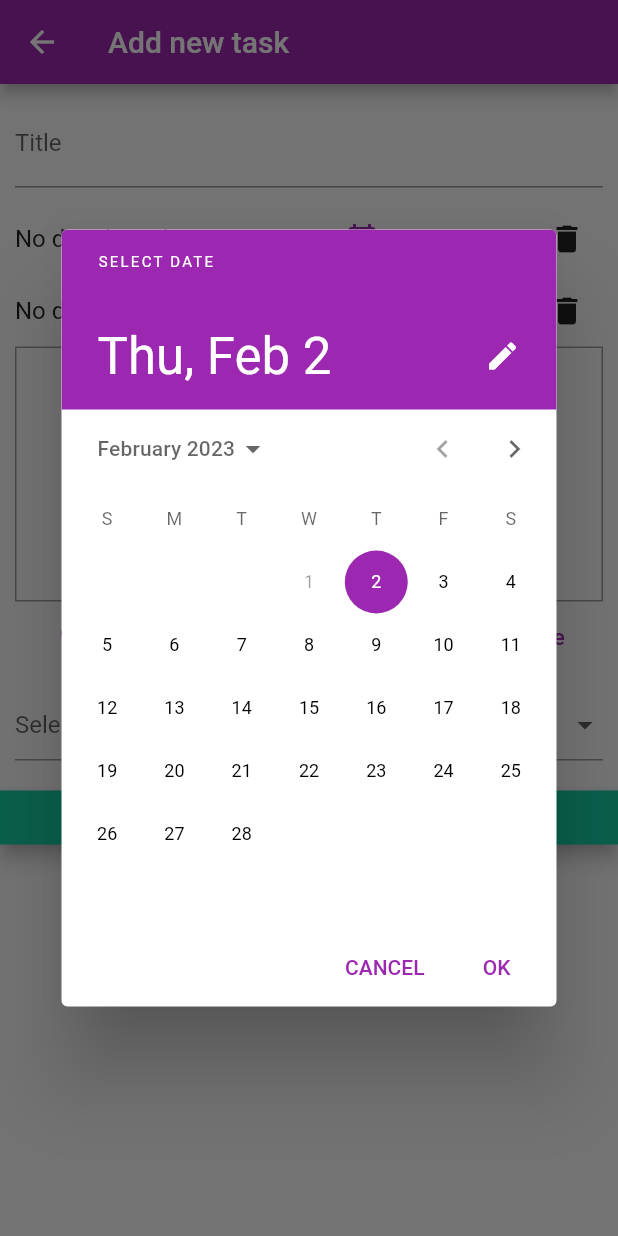
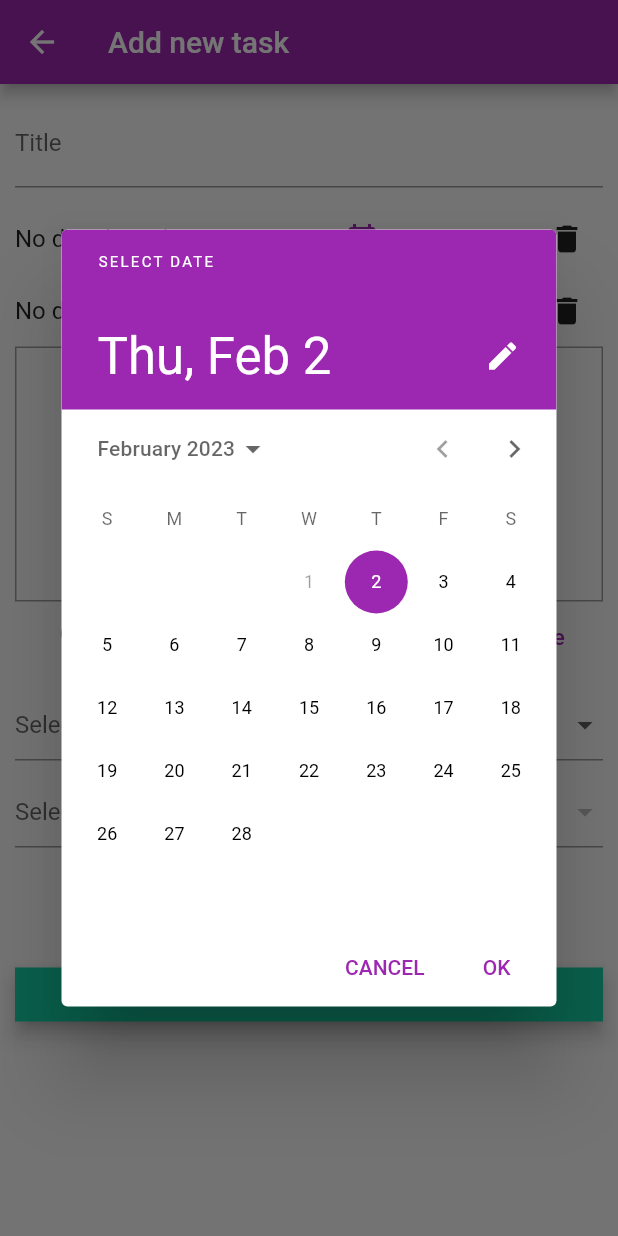
Before and after one commit to MocanuAlexandra/PlanifyApp, a Flutter app: the AddEditTaskScreen screen opened by its route, after a tap on "Choose time", on a phone screen of 412 x 824 dp. Run offline on Flutter 3.47's test engine with Material 2 defaults, Android fonts, the light colour scheme and no system bars; our stand-ins replace cloud_firestore, firebase_auth, firebase_core, flutter_form_builder, flutter_typeahead, form_builder_validators and 3 more; missing offline and left inert: google_maps_webservice_ex, month_picker_dialog_2; accounts and stored records are empty.

Commit message:
User can add a task in a certain category (Can't create a category yet) + Added in Drawer a scaffold for displaying the categories

```diff
--- a/planify_app/lib/database/database_helper.dart
+++ b/planify_app/lib/database/database_helper.dart
@@ -7,6 +7,33 @@ import '../models/task.dart';
 import '../models/task_address.dart';
 
 class DBHelper {
+  // function for fetching categories from the database from the connected user
+  static Future<List<Map<String, dynamic>>> fetchCategories() async {
+    final user = FirebaseAuth.instance.currentUser;
+
+    //get the categories from the connected user
+    final categories = await FirebaseFirestore.instance
+        .collection('users')
+        .doc(user!.uid)
+        .collection('categories')
+        .get();
+
+    //check if there is no categories
+    if (categories.docs.isEmpty) {
+      return [];
+    }
+
+    //convert the categories to a list of maps
+    final categoriesList = categories.docs.map((category) {
+      return {
+        'id': category.id,
+        'name': category['name'],
+      };
+    }).toList();
+
+    return categoriesList;
+  }
+
   // function for fetching tasks from the database from the connected user
   static Future<List<Map<String, dynamic>>> fetchTasks() async {
     final user = FirebaseAuth.instance.currentUser;
@@ -36,6 +63,7 @@ class DBHelper {
         'priority': Utility.stringToPriorityEnum(task['priority']),
         'isDone': task['isDone'],
         'isDeleted': task['isDeleted'],
+        'category': task['category'],
       };
     }).toList();
 
@@ -71,6 +99,12 @@ class DBHelper {
       updatedDueDate = newTask.dueDate!.toIso8601String();
     }
 
+    //check if user picked a category
+    String updatedCategory = 'No category';
+    if (newTask.category != null) {
+      updatedCategory = newTask.category!;
+    }
+
     //add the task in the tasks collection of the connected user
     await FirebaseFirestore.instance
         .collection('users')
@@ -86,6 +120,7 @@ class DBHelper {
       'priority': Utility.priorityEnumToString(newTask.priority),
       'isDone': false,
       'isDeleted': false,
+      'category': updatedCategory,
     });
   }
 
@@ -147,6 +182,7 @@ class DBHelper {
       'priority': Utility.priorityEnumToString(editedTask.priority),
       'isDone': editedTask.isDone,
       'isDeleted': editedTask.isDeleted,
+      'category': editedTask.category,
     });
   }
 
--- /dev/null
+++ b/planify_app/lib/models/category.dart
@@ -0,0 +1,9 @@
+class Category {
+  final String? id;
+  final String? name;
+
+  Category({
+    this.id,
+    this.name,
+  });
+}
--- a/planify_app/lib/models/task.dart
+++ b/planify_app/lib/models/task.dart
@@ -13,6 +13,7 @@ class Task {
   final Priority? priority;
   bool isDone;
   bool isDeleted;
+  final String? category;
 
   Task({
     this.id,
@@ -23,5 +24,6 @@ class Task {
     this.priority,
     this.isDone = false,
     this.isDeleted = false,
+    this.category,
   });
 }
--- /dev/null
+++ b/planify_app/lib/providers/categories.dart
@@ -0,0 +1,25 @@
+import 'package:flutter/material.dart';
+
+import '../database/database_helper.dart';
+import '../models/category.dart';
+
+class Categories with ChangeNotifier {
+  List<Category> _categories = [];
+
+  List<Category> get categoriesList {
+    return [..._categories];
+  }
+
+  Future<void> fetchCategories() async {
+    final categoriesData = await DBHelper.fetchCategories();
+
+    _categories = categoriesData.map(
+      (category) {
+        return Category(
+          id: category['id'],
+          name: category['name'],
+        );
+      },
+    ).toList();
+  }
+}
--- a/planify_app/lib/providers/tasks.dart
+++ b/planify_app/lib/providers/tasks.dart
@@ -42,6 +42,7 @@ class Tasks with ChangeNotifier {
           priority: task['priority'],
           isDone: task['isDone'],
           isDeleted: task['isDeleted'],
+          category: task['category'],
         );
       },
     ).toList();
--- a/planify_app/lib/screens/task/add_new_task_screen.dart
+++ b/planify_app/lib/screens/task/add_new_task_screen.dart
@@ -1,8 +1,10 @@
 import 'package:flutter/material.dart';
 import 'package:flutter_form_builder/flutter_form_builder.dart';
 import 'package:form_builder_validators/form_builder_validators.dart';
+import 'package:planify_app/providers/categories.dart';
 import 'package:provider/provider.dart';
 
+import '../../models/category.dart';
 import '../agenda/overall_agenda_screen.dart';
 import '../../database/database_helper.dart';
 import '../../models/task.dart';
@@ -30,6 +32,7 @@ class _AddEditTaskScreenState extends State<AddEditTaskScreen> {
     priority: null,
     isDone: false,
     isDeleted: false,
+    category: null,
   );
   var _initValues = {
     'title': '',
@@ -39,6 +42,7 @@ class _AddEditTaskScreenState extends State<AddEditTaskScreen> {
     'priority': null,
     'isDone': false,
     'isDeleted': false,
+    'category': null,
   };
 
   var _isInit = true;
@@ -59,6 +63,7 @@ class _AddEditTaskScreenState extends State<AddEditTaskScreen> {
           'priority': _editedTask.priority,
           'isDone': _editedTask.isDone,
           'isDeleted': _editedTask.isDeleted,
+          'category': _editedTask.category,
         };
       }
     }
@@ -87,6 +92,7 @@ class _AddEditTaskScreenState extends State<AddEditTaskScreen> {
           time: _editedTask.time,
           priority: _editedTask.priority,
           isDone: _editedTask.isDone,
+          category: _editedTask.category,
         );
       },
     );
@@ -124,6 +130,7 @@ class _AddEditTaskScreenState extends State<AddEditTaskScreen> {
                   time: _editedTask.time,
                   priority: _editedTask.priority,
                   isDone: _editedTask.isDone,
+                  category: _editedTask.category,
                 );
               });
             },
@@ -164,6 +171,7 @@ class _AddEditTaskScreenState extends State<AddEditTaskScreen> {
                   time: null,
                   priority: _editedTask.priority,
                   isDone: _editedTask.isDone,
+                  category: _editedTask.category,
                 );
               });
             },
@@ -223,12 +231,53 @@ class _AddEditTaskScreenState extends State<AddEditTaskScreen> {
             time: _editedTask.time,
             priority: value,
             isDone: _editedTask.isDone,
+            category: _editedTask.category,
           );
         });
       },
       hint: const Text(
         'Select priority',
         style: TextStyle(fontSize: 16),
+      ),
+    );
+  }
+
+  FutureBuilder<void> categoryField(BuildContext context) {
+    return FutureBuilder(
+      future: _fetchCategories(context),
+      builder: (context, snapshot) =>
+          snapshot.connectionState == ConnectionState.waiting
+              ? const Center(
+                  child: CircularProgressIndicator(),
+                )
+              : DropdownButtonFormField<String>(
+                  value: _editedTask.category,
+                  onChanged: (String? value) {
+                    setState(() {
+                      _editedTask = Task(
+                        id: _editedTask.id,
+                        title: _editedTask.title,
+                        dueDate: _editedTask.dueDate,
+                        address: _editedTask.address,
+                        time: _editedTask.time,
+                        priority: _editedTask.priority,
+                        isDone: _editedTask.isDone,
+                        category: value,
+                      );
+                    });
+                  },
+                  items: Provider.of<Categories>(context)
+                      .categoriesList
+                      .map<DropdownMenuItem<String>>((Category category) {
+                    return DropdownMenuItem<String>(
+                      value: category.name,
+                      child: Text(category.name!),
+                    );
+                  }).toList(),
+                  hint: const Text(
+                    'Select category',
+                    style: TextStyle(fontSize: 16),
+                  ),
                 ),
     );
   }
@@ -288,6 +337,8 @@ class _AddEditTaskScreenState extends State<AddEditTaskScreen> {
                 child: Padding(
                   padding: const EdgeInsets.all(10),
                   child: Column(
+                    crossAxisAlignment: CrossAxisAlignment.stretch,
+                    mainAxisAlignment: MainAxisAlignment.end,
                     children: [
                       titleField(),
                       const SizedBox(height: 10),
@@ -297,14 +348,11 @@ class _AddEditTaskScreenState extends State<AddEditTaskScreen> {
                       const SizedBox(height: 10),
                       priorityField(),
                       const SizedBox(height: 10),
-                      ],
-                    ),
-                  ),
-                ),
-              ),
-            ),
-            //submit button
-            ElevatedButton(
+                      categoryField(context),
+                      const SizedBox(height: 10),
+                      Container(
+                        padding: const EdgeInsets.only(top: 70),
+                        child: ElevatedButton(
                             onPressed: _addEditTask,
                             style: ElevatedButton.styleFrom(
                               elevation: 5,
@@ -312,17 +360,30 @@ class _AddEditTaskScreenState extends State<AddEditTaskScreen> {
                               shape: RoundedRectangleBorder(
                                 borderRadius: BorderRadius.circular(0),
                               ),
-                  backgroundColor: Theme.of(context).colorScheme.secondary,
+                              backgroundColor:
+                                  Theme.of(context).colorScheme.secondary,
                             ),
                             child: const Text(
                               'Submit',
                               style: TextStyle(fontSize: 18),
                             )),
+                      ),
                     ],
-        ));
+                  ),
+                ),
+              ),
+            ),
+          )
+        ],
+      ),
+    );
   }
 
   //auxiliary functions
+  Future<void> _fetchCategories(BuildContext context) async {
+    await Provider.of<Categories>(context, listen: false).fetchCategories();
+  }
+
   void _presentDatePicker() {
     showDatePicker(
       context: context,
@@ -344,6 +405,7 @@ class _AddEditTaskScreenState extends State<AddEditTaskScreen> {
                   priority: _editedTask.priority,
                   isDone: _editedTask.isDone,
                   isDeleted: _editedTask.isDeleted,
+                  category: _editedTask.category,
                 );
               }),
             }
@@ -367,6 +429,7 @@ class _AddEditTaskScreenState extends State<AddEditTaskScreen> {
                   priority: _editedTask.priority,
                   isDone: _editedTask.isDone,
                   isDeleted: _editedTask.isDeleted,
+                  category: _editedTask.category,
                 );
               }),
             }
@@ -383,6 +446,7 @@ class _AddEditTaskScreenState extends State<AddEditTaskScreen> {
       priority: _editedTask.priority,
       isDone: _editedTask.isDone,
       isDeleted: _editedTask.isDeleted,
+      category: _editedTask.category,
     );
   }
 
@@ -408,6 +472,7 @@ class _AddEditTaskScreenState extends State<AddEditTaskScreen> {
                     priority: _editedTask.priority,
                     isDone: false,
                     isDeleted: _editedTask.isDeleted,
+                    category: _editedTask.category,
                   );
 
                   //update the task in the database
@@ -431,6 +496,7 @@ class _AddEditTaskScreenState extends State<AddEditTaskScreen> {
                     priority: _editedTask.priority,
                     isDone: true,
                     isDeleted: _editedTask.isDeleted,
+                    category: _editedTask.category,
                   );
 
                   //update the task in the database
--- a/planify_app/lib/screens/task/task_detail_screen.dart
+++ b/planify_app/lib/screens/task/task_detail_screen.dart
@@ -73,6 +73,16 @@ class _TaskDetailScreenState extends State<TaskDetailScreen> {
       style: const TextStyle(fontSize: 20),
       softWrap: true,
       maxLines: 3,
+    );
+  }
+
+  Row displayCategory(Task loadedTask) {
+    return Row(
+      children: [
+        const Icon(Icons.category),
+        const SizedBox(width: 10),
+        Text(loadedTask.category!, style: const TextStyle(fontSize: 16)),
+      ],
     );
   }
 
@@ -169,6 +179,8 @@ class _TaskDetailScreenState extends State<TaskDetailScreen> {
                   //priority
                   const SizedBox(height: 10),
                   displayPriority(loadedTask),
+                  const SizedBox(height: 10),
+                  displayCategory(loadedTask),
                   //address
                   const SizedBox(height: 10),
                   displayAddress(loadedTask),
```
Also changed, not shown: planify_app/lib/main.dart (+10 -2 lines), planify_app/lib/screens/auth/auth_screen.dart (+16 -2 lines), planify_app/lib/widgets/drawer.dart (+20 -0 lines). Lines whose indentation alone changed are shown as unchanged.
